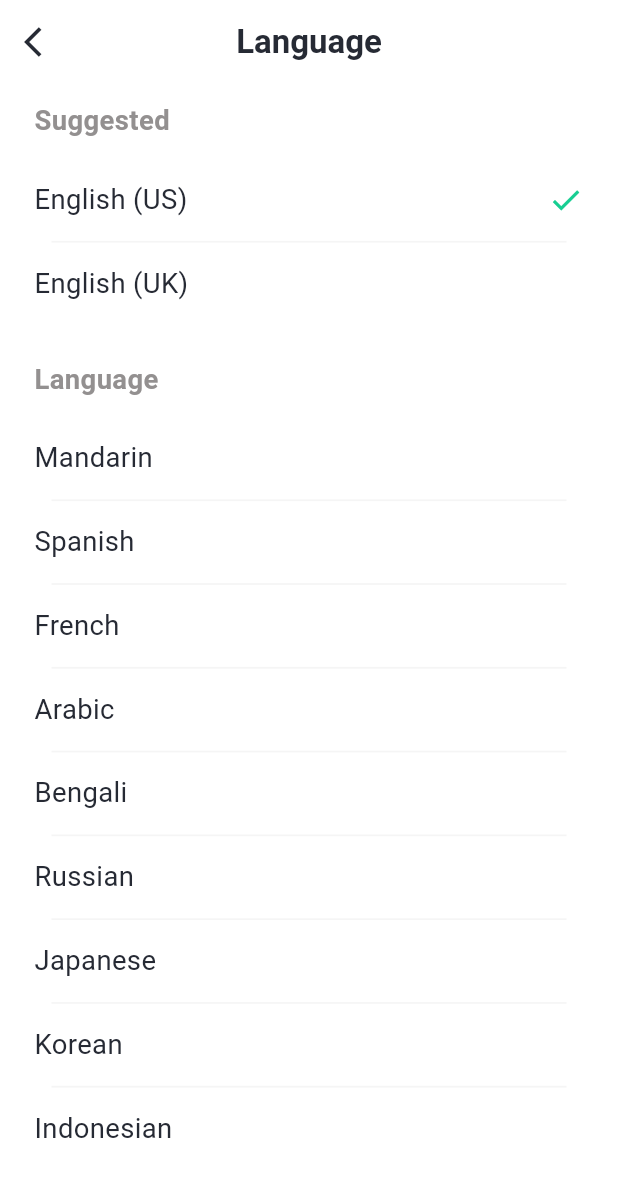
After one commit to mohamedbakr2005/Chatty_Ai, a Flutter app: the screen it shows after launch, item 4 of the bottom bar chosen, after a tap on "Language", on a phone screen of 412 x 824 dp. The commit adds this screen. Shown: the top 1177 px of the screen. Run offline on Flutter 3.47's test engine with Material 3 defaults, Android fonts, the phone set to English and light mode, and no system bars; our stand-ins replace flutter_bloc, flutter_screenutil, hive, hive_flutter, loading_animation_widget, share_plus; accounts and stored records are empty.

Commit message:
Create Language Screen

```diff
--- a/lib/views/Account/ui/Account_screen.dart
+++ b/lib/views/Account/ui/Account_screen.dart
@@ -7,6 +7,7 @@ import 'package:chatty_ai/views/Account/widgets/ProfileCard.dart';
 import 'package:chatty_ai/views/Account/widgets/SectionTitle.dart';
 import 'package:chatty_ai/views/Account/widgets/ToggleMenuItem.dart';
 import 'package:chatty_ai/views/Account/widgets/UpgradeCard.dart';
+import 'package:chatty_ai/views/Language/ui/Language_Screen.dart';
 import 'package:chatty_ai/views/PersonalInfo/ui/Personal_info_screen.dart';
 import 'package:chatty_ai/views/Security/ui/Security_Screen.dart';
 import 'package:flutter/material.dart';
@@ -83,6 +84,14 @@ class _AccountScreenState extends State<AccountScreen> {
               icon: Icons.language,
               title: "Language",
               trailingText: "English (US)",
+              onTap: () {
+                Navigator.push(
+                  context,
+                  MaterialPageRoute(
+                    builder: (context) => const LanguageScreen(),
+                  ),
+                );
+              },
             ),
             ToggleMenuItem(icon: Icons.dark_mode_outlined, title: "Dark Mode"),
             verticalSpace(30),
--- /dev/null
+++ b/lib/views/Language/ui/Language_Screen.dart
@@ -0,0 +1,134 @@
+import 'package:chatty_ai/core/constants/app_colors.dart';
+import 'package:chatty_ai/core/constants/app_spacing.dart';
+import 'package:flutter/material.dart';
+import 'package:flutter_screenutil/flutter_screenutil.dart';
+
+class LanguageScreen extends StatefulWidget {
+  const LanguageScreen({super.key});
+
+  @override
+  State<LanguageScreen> createState() => _LanguageScreenState();
+}
+
+class _LanguageScreenState extends State<LanguageScreen> {
+  String _selectedLanguage = "English (US)";
+
+  final List<String> _suggestedLanguages = ["English (US)", "English (UK)"];
+
+  final List<String> _otherLanguages = [
+    "Mandarin",
+    "Spanish",
+    "French",
+    "Arabic",
+    "Bengali",
+    "Russian",
+    "Japanese",
+    "Korean",
+    "Indonesian",
+  ];
+
+  @override
+  Widget build(BuildContext context) {
+    ScreenUtil.init(context);
+
+    return Scaffold(
+      backgroundColor: AppColors.white,
+      appBar: AppBar(
+        backgroundColor: AppColors.white,
+        elevation: 0,
+        centerTitle: true,
+        title: const Text(
+          "Language",
+          style: TextStyle(
+            color: AppColors.textInputBackground,
+            fontWeight: FontWeight.bold,
+          ),
+        ),
+        leading: IconButton(
+          icon: const Icon(
+            Icons.arrow_back_ios,
+            color: AppColors.textInputBackground,
+          ),
+          onPressed: () => Navigator.pop(context),
+        ),
+      ),
+      body: SingleChildScrollView(
+        padding: EdgeInsets.symmetric(horizontal: 20.w, vertical: 10.h),
+        child: Column(
+          crossAxisAlignment: CrossAxisAlignment.start,
+          children: [
+            _buildSectionTitle("Suggested"),
+            verticalSpace(10),
+            ..._buildLanguageList(_suggestedLanguages),
+            verticalSpace(20),
+
+            _buildSectionTitle("Language"),
+            verticalSpace(10),
+            ..._buildLanguageList(_otherLanguages),
+          ],
+        ),
+      ),
+    );
+  }
+
+  // A helper function to build the list of language items
+  List<Widget> _buildLanguageList(List<String> languages) {
+    List<Widget> listItems = [];
+    for (int i = 0; i < languages.length; i++) {
+      listItems.add(_buildLanguageItem(languages[i]));
+      // Add a divider after each item except the last one
+      if (i < languages.length - 1) {
+        listItems.add(
+          Divider(
+            color: AppColors.grayLight,
+            height: 1.h,
+            thickness: 1.w,
+            indent: 10.w,
+            endIndent: 10.w,
+          ),
+        );
+      }
+    }
+    return listItems;
+  }
+
+  // Widget to create a single selectable language item
+  Widget _buildLanguageItem(String language) {
+    return GestureDetector(
+      onTap: () {
+        setState(() {
+          _selectedLanguage = language;
+        });
+      },
+      child: Container(
+        padding: EdgeInsets.symmetric(vertical: 12.h),
+        color: Colors.transparent,
+        child: Row(
+          mainAxisAlignment: MainAxisAlignment.spaceBetween,
+          children: [
+            Text(
+              language,
+              style: TextStyle(
+                fontSize: 16.sp,
+                color: AppColors.textInputBackground,
+              ),
+            ),
+            if (_selectedLanguage == language)
+              const Icon(Icons.check, color: AppColors.primary),
+          ],
+        ),
+      ),
+    );
+  }
+
+  Widget _buildSectionTitle(String title) {
+    return Text(
+      title,
+      style: TextStyle(
+        fontSize: 16.sp,
+        fontWeight: FontWeight.w600,
+        color: AppColors.gray,
+      ),
+    );
+  }
+}
```
